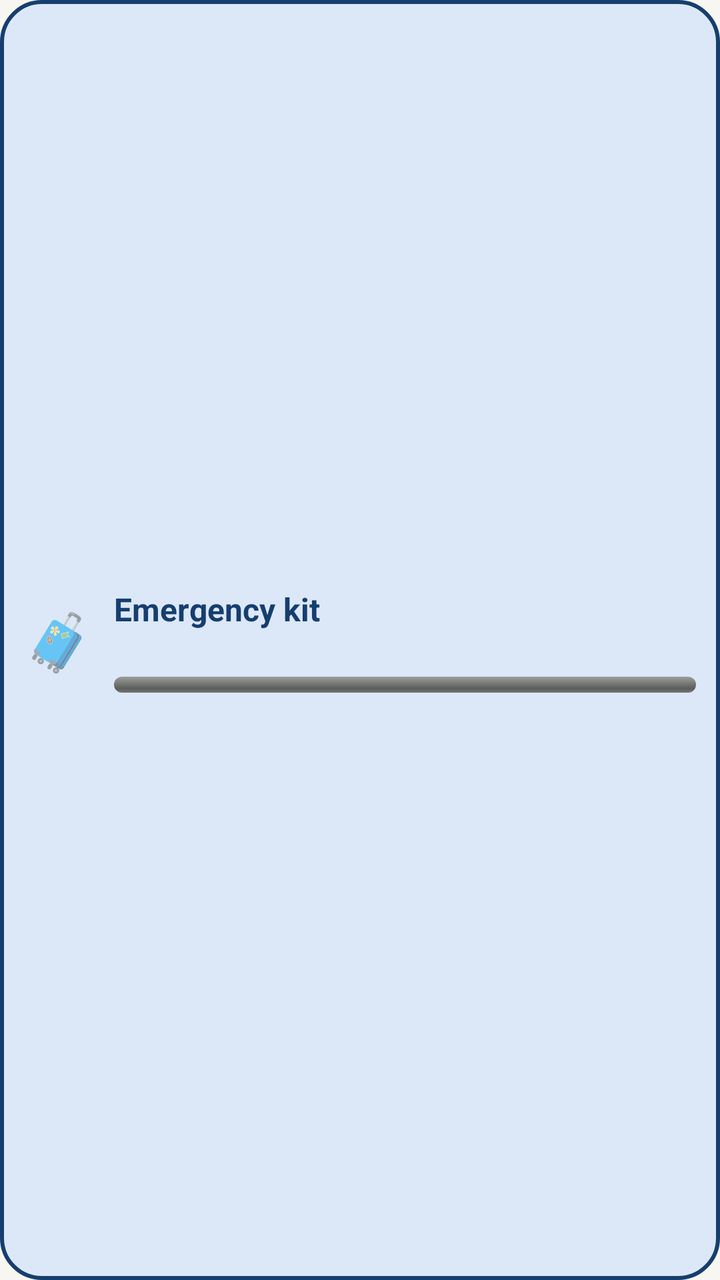
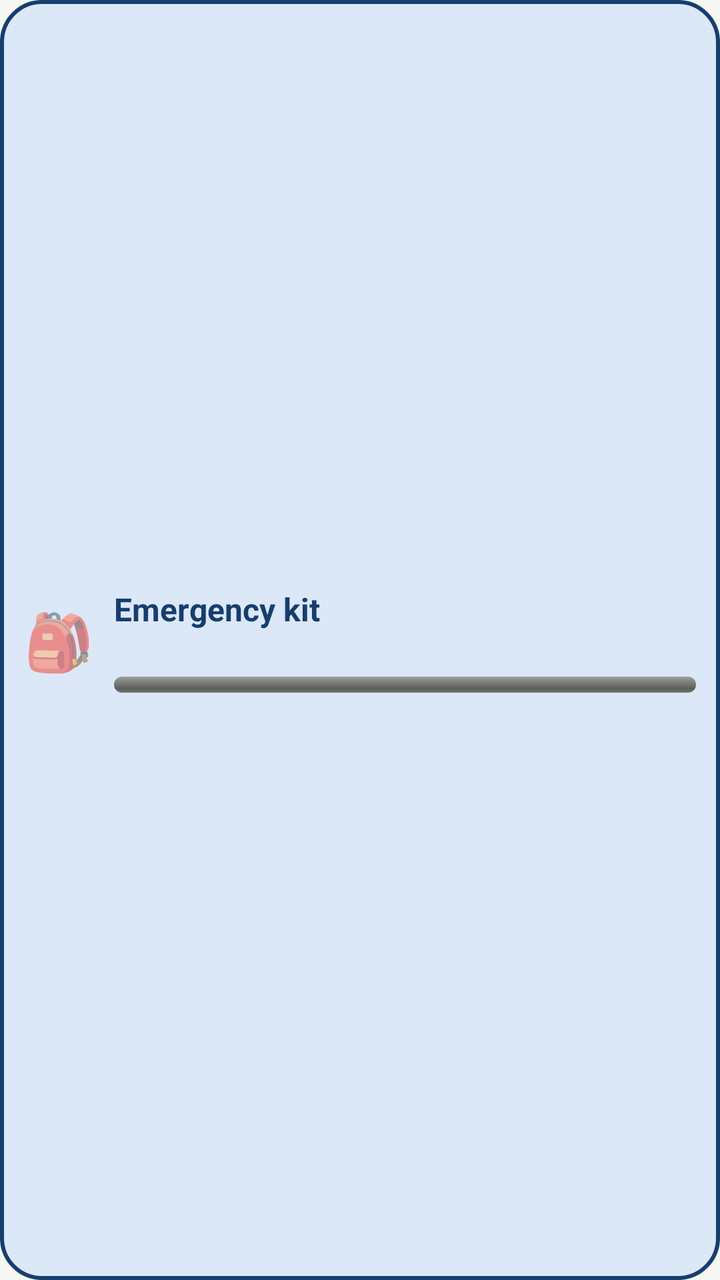

Screens rendered from an Android XML layout before and after an edit, with the pre-edit source and the edit as a unified diff.
<!-- AndroidManifest.xml: application theme Theme.Sprotyv -->
<!-- res/layout/widget_kit.xml -->
<?xml version="1.0" encoding="utf-8"?>
<LinearLayout xmlns:android="http://schemas.android.com/apk/res/android" android:id="@+id/w_root" android:layout_width="match_parent" android:layout_height="match_parent"
    android:background="@drawable/w_shape_blue" android:gravity="center_vertical" android:orientation="horizontal" android:padding="12dp">
    <TextView android:layout_width="wrap_content" android:layout_height="wrap_content" android:text="🧳" android:textSize="28sp" android:importantForAccessibility="no" />
    <LinearLayout android:layout_width="0dp" android:layout_weight="1" android:layout_height="wrap_content" android:layout_marginStart="10dp" android:orientation="vertical">
        <TextView android:layout_width="match_parent" android:layout_height="wrap_content" android:text="@string/kit"
            android:textColor="@color/w_blue_ink" android:textSize="16sp" android:textStyle="bold" />
        <TextView android:id="@+id/w_text" android:layout_width="match_parent" android:layout_height="wrap_content"
            android:textColor="@color/w_blue_ink" android:textSize="14sp" android:maxLines="2" />
        <ProgressBar android:id="@+id/w_bar" style="@android:style/Widget.ProgressBar.Horizontal" android:layout_width="match_parent" android:layout_height="8dp"
            android:layout_marginTop="4dp" android:max="100" android:progressTint="@color/w_blue_ink" />
    </LinearLayout>
</LinearLayout>
<!-- resources referenced by this layout -->
<resources>
  <color name="w_blue_ink">#FF163E6E</color>
  <!-- drawable w_shape_blue (drawable) -->
  <?xml version="1.0" encoding="utf-8"?>
  <shape xmlns:android="http://schemas.android.com/apk/res/android" android:shape="rectangle">
      <solid android:color="@color/w_blue_bg" />
      <stroke android:width="2dp" android:color="@color/w_blue_ink" />
      <corners android:radius="20dp" />
  </shape>
  <string name="kit">Emergency kit</string>
  <style name="Theme.Sprotyv" parent="android:Theme.Material.Light.NoActionBar">
          <item name="android:windowBackground">@color/background</item>
          <item name="android:statusBarColor">@android:color/transparent</item>
          <item name="android:navigationBarColor">@android:color/transparent</item>
      </style>
  <color name="w_blue_bg">#FFDCE8F7</color>
  <color name="background">#FFF7F6F2</color>
</resources>

<!-- the commit's change to res/layout/widget_kit.xml (unified diff, before → after) -->
@@ -1,7 +1,7 @@
 <?xml version="1.0" encoding="utf-8"?>
 <LinearLayout xmlns:android="http://schemas.android.com/apk/res/android" android:id="@+id/w_root" android:layout_width="match_parent" android:layout_height="match_parent"
     android:background="@drawable/w_shape_blue" android:gravity="center_vertical" android:orientation="horizontal" android:padding="12dp">
-    <TextView android:layout_width="wrap_content" android:layout_height="wrap_content" android:text="🧳" android:textSize="28sp" android:importantForAccessibility="no" />
+    <TextView android:layout_width="wrap_content" android:layout_height="wrap_content" android:text="🎒" android:textSize="28sp" android:importantForAccessibility="no" />
     <LinearLayout android:layout_width="0dp" android:layout_weight="1" android:layout_height="wrap_content" android:layout_marginStart="10dp" android:orientation="vertical">
         <TextView android:layout_width="match_parent" android:layout_height="wrap_content" android:text="@string/kit"
             android:textColor="@color/w_blue_ink" android:textSize="16sp" android:textStyle="bold" />
